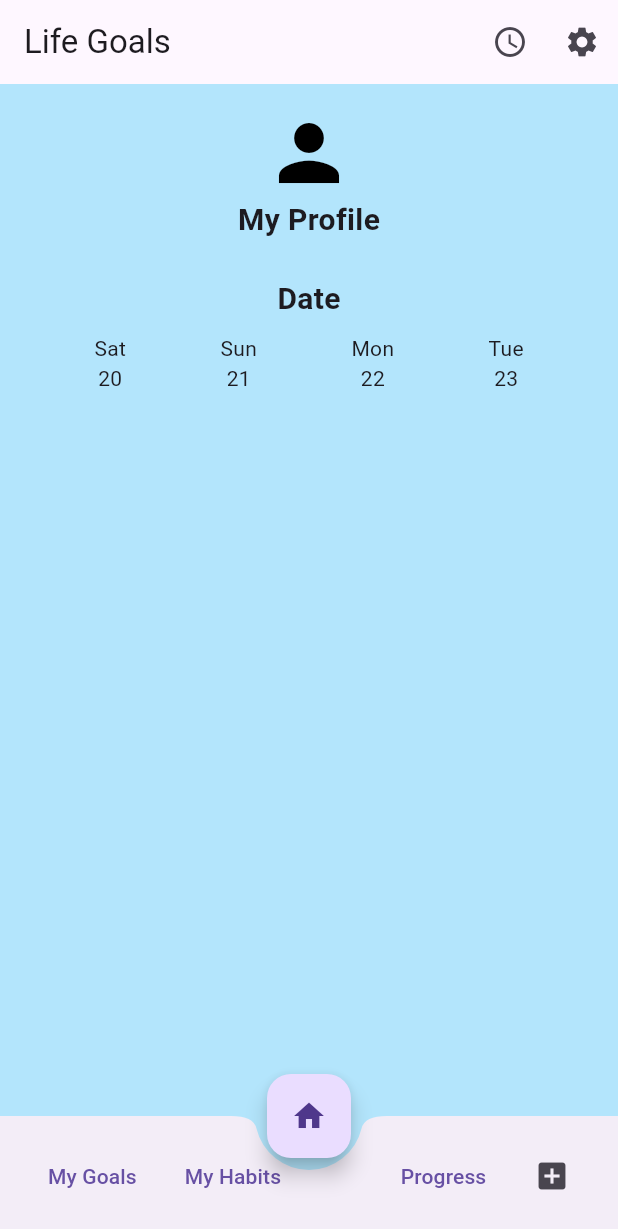
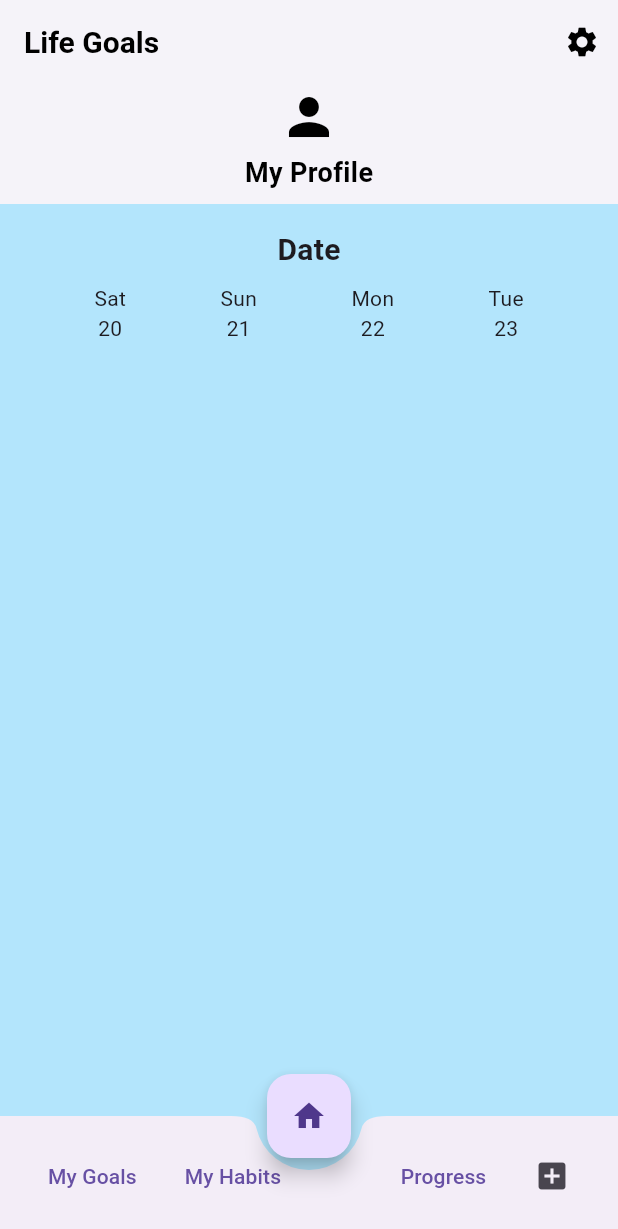
Before and after one commit to Prabhdeep-AI/Mobile-Devices-Project, a Flutter app: the screen it shows after launch, on a phone screen of 412 x 824 dp. Shown: the top 1229 px of the screen. Run offline on Flutter 3.47's test engine with Material 3 defaults, Android fonts, the phone set to English and light mode, and no system bars.

Commit message:
Final Mockup

```diff
--- a/home_app/lib/home.dart
+++ b/home_app/lib/home.dart
@@ -21,42 +21,63 @@ class LifeGoalsHome extends StatelessWidget {
   @override
   Widget build(BuildContext context) {
     return Scaffold(
-
       backgroundColor: Colors.lightBlue[100],
 
       appBar: AppBar(
-        title: Text("Life Goals"),
+        backgroundColor: Colors.white,
+        elevation: 2,
+        automaticallyImplyLeading: false,
+
+        title: const Text(
+          "Life Goals",
+          style: TextStyle(
+            fontSize: 20,
+            fontWeight: FontWeight.w600,
+            color: Colors.black,
+          ),
+        ),
+        centerTitle: false, // keep Life Goals on the left
+
         actions: [
-          IconButton(icon: Icon(Icons.access_time), onPressed: () {}),
-          IconButton(icon: Icon(Icons.settings), onPressed: () {}),
+          IconButton(
+            icon: const Icon(Icons.settings, color: Colors.black),
+            onPressed: () {},
+          ),
         ],
+
+        bottom: PreferredSize(
+          preferredSize: const Size.fromHeight(80), // make space for profile
+          child: Column(
+            children: const [
+              Icon(Icons.person, size: 40, color: Colors.black),
+              SizedBox(height: 4),
+              Text(
+                "My Profile",
+                style: TextStyle(
+                  fontSize: 18,
+                  fontWeight: FontWeight.bold,
+                  color: Colors.black,
+                ),
+              ),
+              SizedBox(height: 8), // extra spacing so it won’t get cut
+            ],
+          ),
+        ),
       ),
+
       body: Column(
         children: [
-          SizedBox(height: 16),
+          const SizedBox(height: 16),
 
-
-          Column(
-            children: [
-              Icon(Icons.person, size: 60, color: Colors.black),
-              Text(
-                "My Profile",
-                style: TextStyle(fontSize: 20, fontWeight: FontWeight.bold),
-              ),
-            ],
-          ),
-
-          SizedBox(height: 24),
-
-          Text(
+          const Text(
             "Date",
             style: TextStyle(fontSize: 20, fontWeight: FontWeight.bold),
           ),
-          SizedBox(height: 8),
+          const SizedBox(height: 8),
 
           Row(
             mainAxisAlignment: MainAxisAlignment.spaceEvenly,
-            children: [
+            children: const [
               Column(children: [Text("Sat"), Text("20")]),
               Column(children: [Text("Sun"), Text("21")]),
               Column(children: [Text("Mon"), Text("22")]),
@@ -64,22 +85,22 @@ class LifeGoalsHome extends StatelessWidget {
             ],
           ),
 
-          Spacer(), // pushes rest down
+          const Spacer(),
         ],
       ),
 
       bottomNavigationBar: BottomAppBar(
-        shape: CircularNotchedRectangle(),
+        shape: const CircularNotchedRectangle(),
         notchMargin: 8,
         child: Row(
           mainAxisAlignment: MainAxisAlignment.spaceAround,
           children: [
-            TextButton(onPressed: () {}, child: Text("My Goals")),
-            TextButton(onPressed: () {}, child: Text("My Habits")),
-            SizedBox(width: 40), // spacing for home button
-            TextButton(onPressed: () {}, child: Text("Progress")),
+            TextButton(onPressed: () {}, child: const Text("My Goals")),
+            TextButton(onPressed: () {}, child: const Text("My Habits")),
+            const SizedBox(width: 40), // spacing for FAB
+            TextButton(onPressed: () {}, child: const Text("Progress")),
             IconButton(
-              icon: Icon(Icons.add_box), // create goal/habit
+              icon: const Icon(Icons.add_box),
               onPressed: () {},
             ),
           ],
@@ -88,7 +109,7 @@ class LifeGoalsHome extends StatelessWidget {
 
       floatingActionButton: FloatingActionButton(
         onPressed: () {},
-        child: Icon(Icons.home),
+        child: const Icon(Icons.home),
       ),
       floatingActionButtonLocation: FloatingActionButtonLocation.centerDocked,
     );
```
